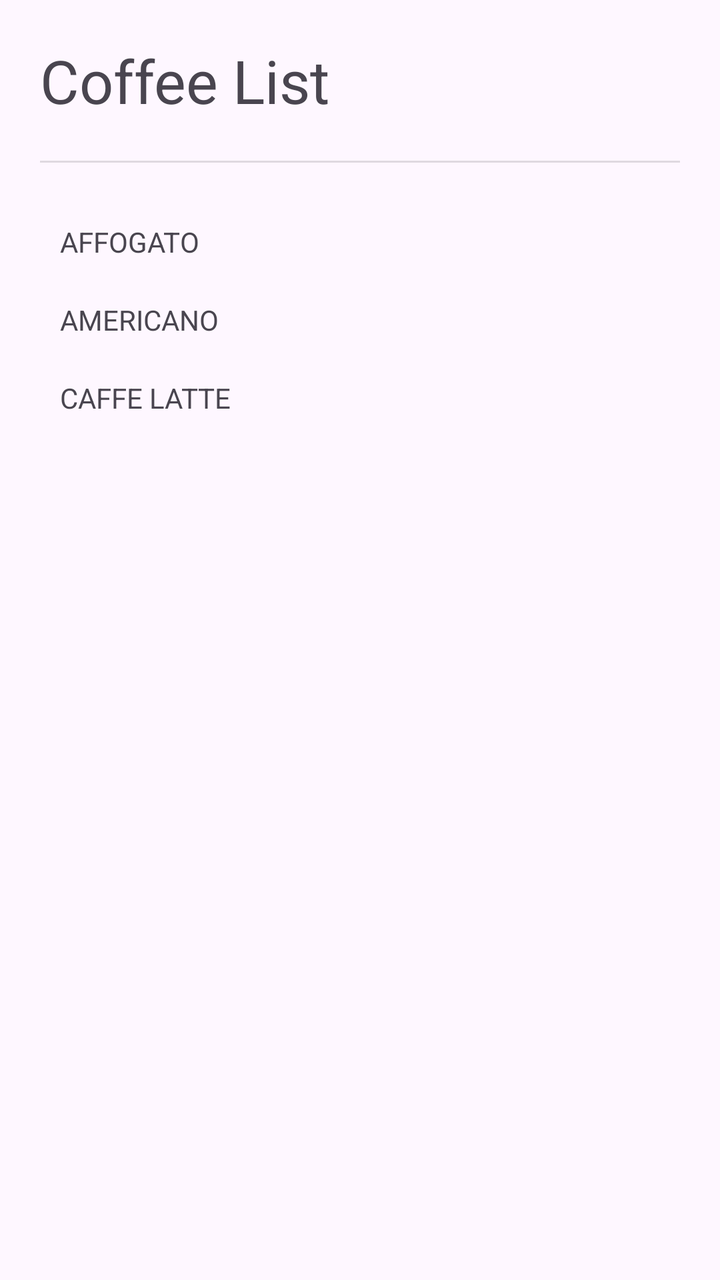
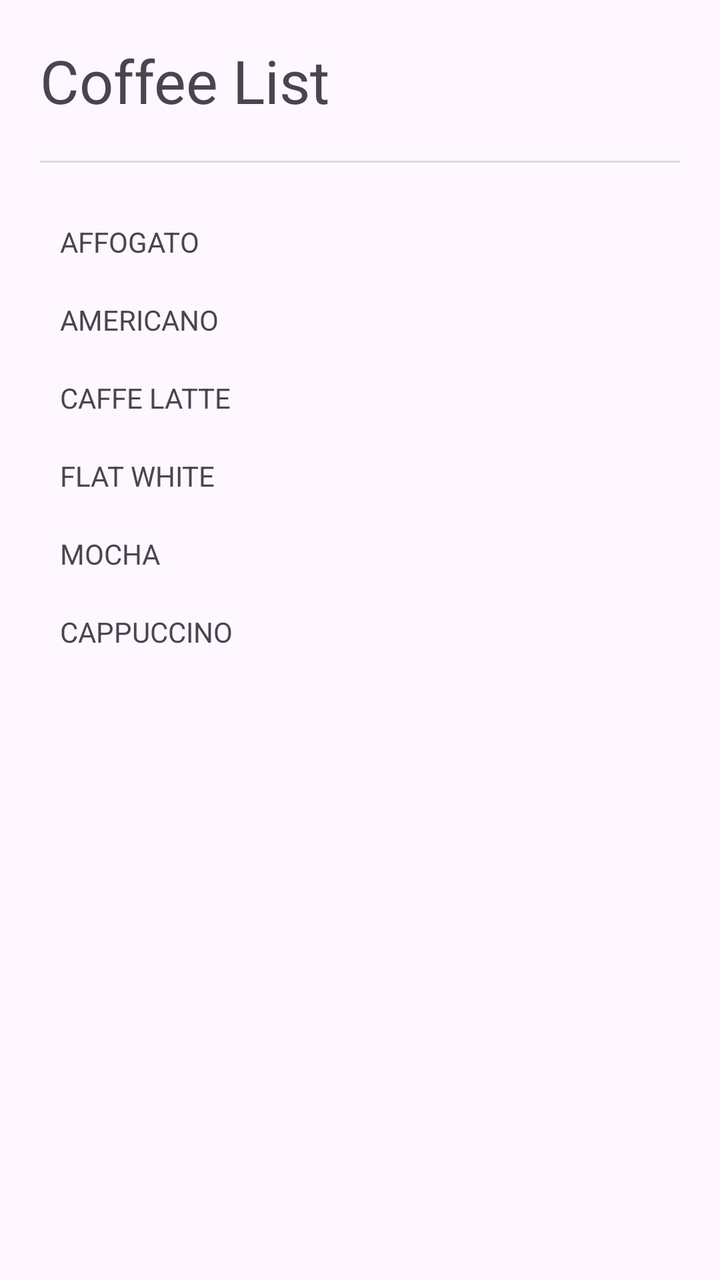

The first picture is an Android layout as it rendered before a commit; the second is the same layout after the commit. The layout source and the unified diff follow.
<!-- AndroidManifest.xml: application theme Theme.LAB_WEEK_03 -->
<!-- res/layout/fragment_list.xml -->
<?xml version="1.0" encoding="utf-8"?>
<ScrollView xmlns:android="http://schemas.android.com/apk/res/android"
    xmlns:tools="http://schemas.android.com/tools"
    android:layout_width="match_parent"
    android:layout_height="match_parent"
    android:padding="20dp"
    tools:context=".ListFragment">
    <LinearLayout
        android:layout_width="match_parent"
        android:layout_height="wrap_content"
        android:orientation="vertical">
        <TextView
            android:layout_width="match_parent"
            android:layout_height="wrap_content"
            android:textSize="30sp"
            android:text="@string/coffee_list"/>
        <View
            android:layout_width="match_parent"
            android:layout_height="1dp"
            android:layout_marginVertical="20dp"
            android:background="?android:attr/dividerVertical" />
        <TextView
            android:id="@+id/affogato"
            android:layout_width="match_parent"
            android:layout_height="wrap_content"
            android:padding="10dp"
            android:text="@string/affogato_titles"/>
        <TextView
            android:id="@+id/americano"
            android:layout_width="match_parent"
            android:layout_height="wrap_content"
            android:padding="10dp"
            android:text="@string/americano_title"/>
        <TextView
            android:id="@+id/latte"
            android:layout_width="match_parent"
            android:layout_height="wrap_content"
            android:padding="10dp"
            android:text="@string/latte_title"/>
    </LinearLayout>
</ScrollView>
<!-- resources referenced by this layout -->
<resources>
  <string name="affogato_titles">AFFOGATO</string>
  <string name="americano_title">AMERICANO</string>
  <string name="coffee_list">Coffee List</string>
  <string name="latte_title">CAFFE LATTE</string>
  <style name="Theme.LAB_WEEK_03" parent="Base.Theme.LAB_WEEK_03" />
  <style name="Base.Theme.LAB_WEEK_03" parent="Theme.Material3.DayNight.NoActionBar">
          
          
      </style>
</resources>

<!-- the commit's change to res/layout/fragment_list.xml (unified diff, before → after) -->
@@ -37,5 +37,23 @@
             android:layout_height="wrap_content"
             android:padding="10dp"
             android:text="@string/latte_title"/>
+        <TextView
+            android:id="@+id/flatwhite"
+            android:layout_width="match_parent"
+            android:layout_height="wrap_content"
+            android:padding="10dp"
+            android:text="@string/flatwhite_title"/>
+        <TextView
+            android:id="@+id/mocha"
+            android:layout_width="match_parent"
+            android:layout_height="wrap_content"
+            android:padding="10dp"
+            android:text="@string/mocha_title"/>
+        <TextView
+            android:id="@+id/cappuccino"
+            android:layout_width="match_parent"
+            android:layout_height="wrap_content"
+            android:padding="10dp"
+            android:text="@string/cappuccino_title"/>
     </LinearLayout>
 </ScrollView>
<!-- resource entries referenced after the edit -->
@@ -2,8 +2,11 @@
 <resources>
   <string name="affogato_titles">AFFOGATO</string>
   <string name="americano_title">AMERICANO</string>
+  <string name="cappuccino_title">CAPPUCCINO</string>
   <string name="coffee_list">Coffee List</string>
+  <string name="flatwhite_title">FLAT WHITE</string>
   <string name="latte_title">CAFFE LATTE</string>
+  <string name="mocha_title">MOCHA</string>
   <style name="Theme.LAB_WEEK_03" parent="Base.Theme.LAB_WEEK_03" />
   <style name="Base.Theme.LAB_WEEK_03" parent="Theme.Material3.DayNight.NoActionBar">
           
